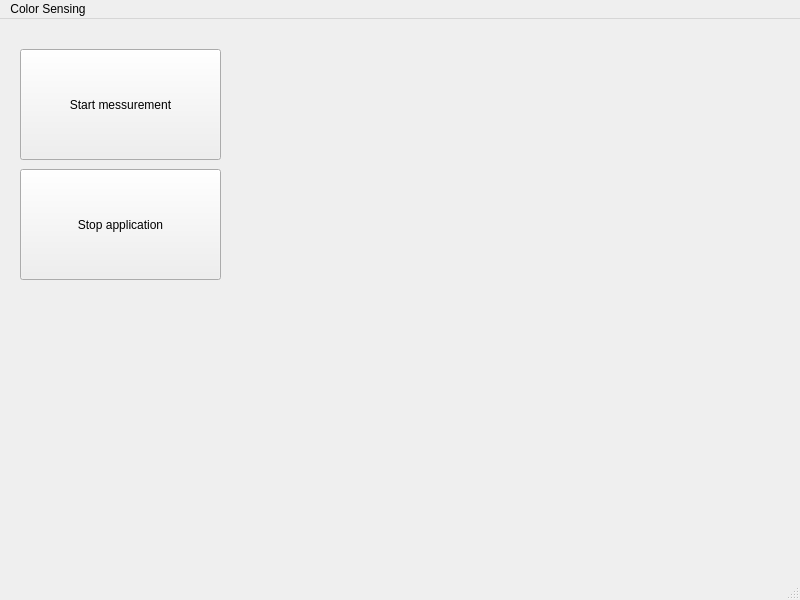
Qt form mainwindow.ui (rafaelklossner/Projekt_Linux) before a commit.
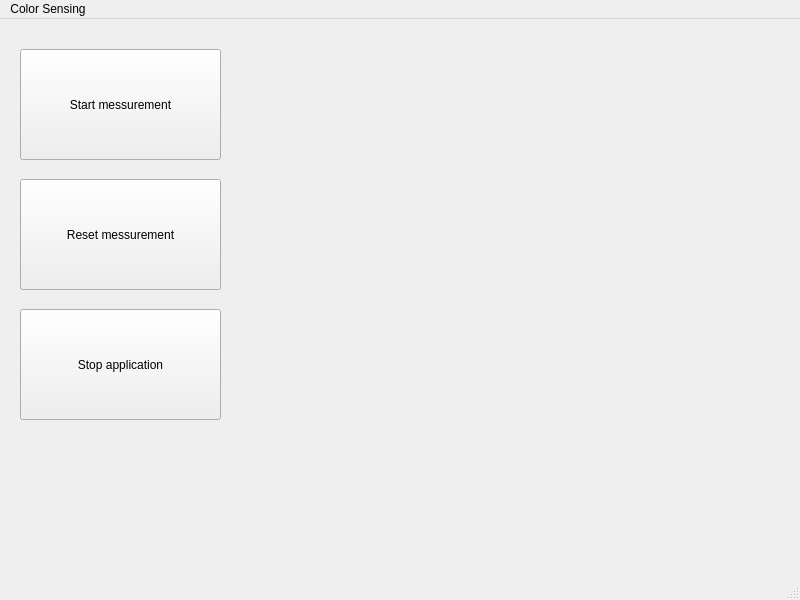
The same form after that commit.

Commit message: added reset measurement button

The edit to the form file:
```diff
--- a/mainwindow.ui
+++ b/mainwindow.ui
@@ -49,7 +49,7 @@
     <property name="geometry">
      <rect>
       <x>20</x>
-      <y>150</y>
+      <y>290</y>
       <width>201</width>
       <height>111</height>
      </rect>
@@ -61,6 +61,22 @@
      <string>Stop application</string>
     </property>
    </widget>
+   <widget class="QPushButton" name="pushButton_3">
+    <property name="geometry">
+     <rect>
+      <x>20</x>
+      <y>160</y>
+      <width>201</width>
+      <height>111</height>
+     </rect>
+    </property>
+    <property name="styleSheet">
+     <string notr="true"/>
+    </property>
+    <property name="text">
+     <string>Reset messurement</string>
+    </property>
+   </widget>
   </widget>
   <widget class="QMenuBar" name="menuBar">
    <property name="geometry">
```
The commit also changes 5 other files.
